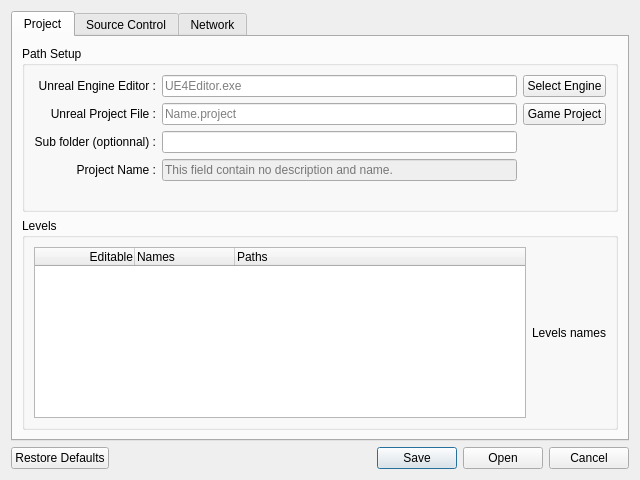
stilobique/BBlue, file BatchLightUE4/Views/Dial_SetupTab.ui: the form before one commit.
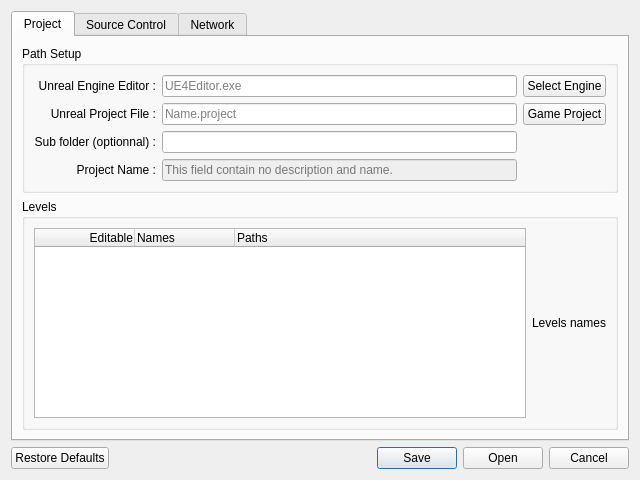
The form after the commit. Icons and pictures are not drawn.

Commit message: Remove unused vertical spacer

The edit to the form file:
```diff
--- a/BatchLightUE4/Views/Dial_SetupTab.ui
+++ b/BatchLightUE4/Views/Dial_SetupTab.ui
@@ -132,19 +132,6 @@
                 </item>
                </layout>
               </item>
-              <item>
-               <spacer name="verticalSpacer">
-                <property name="orientation">
-                 <enum>Qt::Vertical</enum>
-                </property>
-                <property name="sizeHint" stdset="0">
-                 <size>
-                  <width>20</width>
-                  <height>40</height>
-                 </size>
-                </property>
-               </spacer>
-              </item>
              </layout>
             </widget>
            </item>
```
The commit also changes 1 other file.
